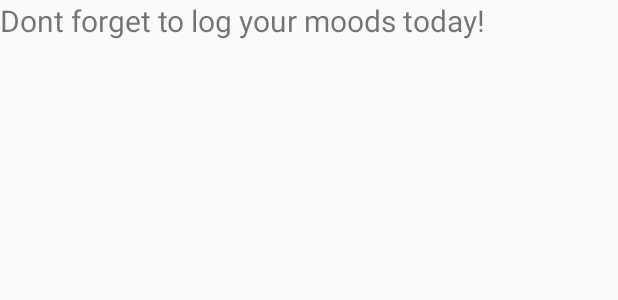
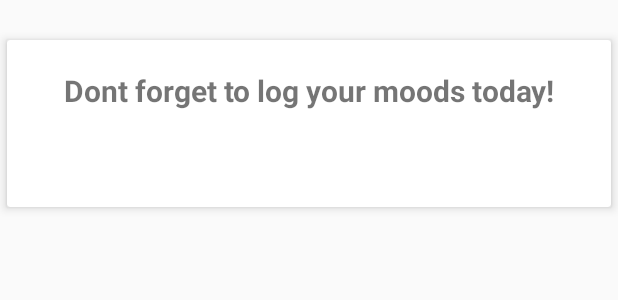
Before and after one commit to lullabelle/moodTrackerUni, an Android app: the layout notification.xml on its own in the app's theme, with its tools: preview values and no code run, on a phone screen of 412 x 824 dp. Shown: the top 300 px of the screen. Run offline under Robolectric (Android 15) with nearby library versions, the phone set to English and light mode, and no system bars.

Commit message:
added card view to notification screen

```diff
--- a/app/src/main/res/layout/notification.xml
+++ b/app/src/main/res/layout/notification.xml
@@ -1,11 +1,27 @@
 <?xml version="1.0" encoding="utf-8"?>
 <LinearLayout xmlns:android="http://schemas.android.com/apk/res/android"
+    xmlns:app="http://schemas.android.com/apk/res-auto"
     android:orientation="vertical"
     android:layout_width="fill_parent"
     android:layout_height="fill_parent" >
 
-    <TextView
+    <android.support.v7.widget.CardView
+        android:id="@+id/textViewRecordCount"
         android:layout_width="fill_parent"
-        android:layout_height="400dp"
-        android:text="Dont forget to log your moods today!" />
+        android:layout_height="wrap_content"
+        android:gravity="center"
+        android:layout_marginTop="20dp"
+        android:padding="10dp"
+        app:cardElevation="4dp"
+        app:cardUseCompatPadding="true">
+
+        <TextView
+            android:layout_width="fill_parent"
+            android:layout_height="91dp"
+            android:text="Dont forget to log your moods today!"
+            android:textAlignment="center"
+            android:layout_marginTop="20dp"
+            android:textStyle="bold" />
+    </android.support.v7.widget.CardView>
+
 </LinearLayout>
```
